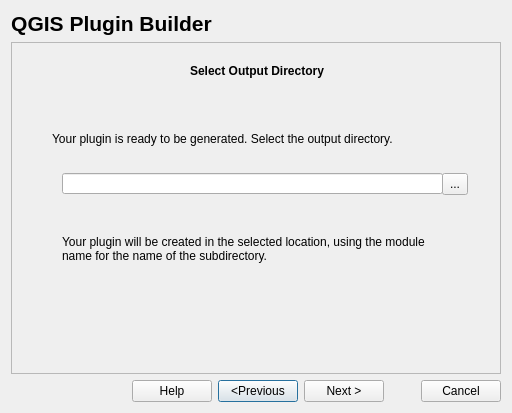
g-sherman/Qgis-Plugin-Builder, file plugin_builder_dialog_base.ui: the form before one commit.
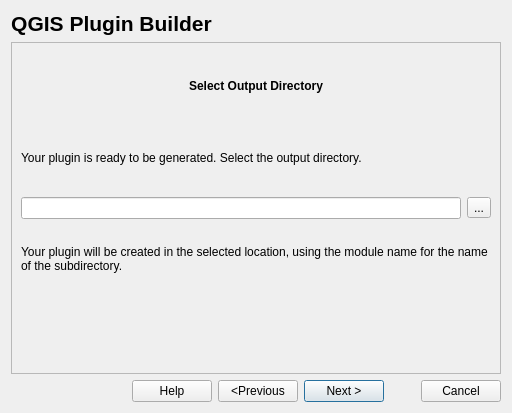
The form after the commit. The open tabs and pages were chosen to show the change.

Commit message:
Fix "select output directory" dialog
Should take care of #112

```diff
--- a/plugin_builder_dialog_base.ui
+++ b/plugin_builder_dialog_base.ui
@@ -17,6 +17,13 @@
    <bool>false</bool>
   </property>
   <layout class="QGridLayout" name="gridLayout">
+   <item row="2" column="2">
+    <widget class="QPushButton" name="next_button">
+     <property name="text">
+      <string>Next &gt;</string>
+     </property>
+    </widget>
+   </item>
    <item row="2" column="1">
     <widget class="QPushButton" name="prev_button">
      <property name="text">
@@ -24,6 +31,16 @@
      </property>
     </widget>
    </item>
+   <item row="2" column="0">
+    <widget class="QDialogButtonBox" name="button_box">
+     <property name="orientation">
+      <enum>Qt::Horizontal</enum>
+     </property>
+     <property name="standardButtons">
+      <set>QDialogButtonBox::Help</set>
+     </property>
+    </widget>
+   </item>
    <item row="0" column="0">
     <widget class="QLabel" name="title_label">
      <property name="text">
@@ -38,16 +55,6 @@
      </property>
     </widget>
    </item>
-   <item row="2" column="0">
-    <widget class="QDialogButtonBox" name="button_box">
-     <property name="orientation">
-      <enum>Qt::Horizontal</enum>
-     </property>
-     <property name="standardButtons">
-      <set>QDialogButtonBox::Help</set>
-     </property>
-    </widget>
-   </item>
    <item row="2" column="3">
     <widget class="QDialogButtonBox" name="button_box2">
      <property name="standardButtons">
@@ -55,13 +62,6 @@
      </property>
     </widget>
    </item>
-   <item row="2" column="2">
-    <widget class="QPushButton" name="next_button">
-     <property name="text">
-      <string>Next &gt;</string>
-     </property>
-    </widget>
-   </item>
    <item row="1" column="0" colspan="4">
     <widget class="QStackedWidget" name="stackedWidget">
      <property name="frameShape">
@@ -71,7 +71,7 @@
       <enum>QFrame::Sunken</enum>
      </property>
      <property name="currentIndex">
-      <number>0</number>
+      <number>5</number>
      </property>
      <widget class="QWidget" name="page0">
       <layout class="QGridLayout" name="gridLayout_3">
@@ -985,15 +985,9 @@
       <zorder>frame</zorder>
      </widget>
      <widget class="QWidget" name="page_4">
+      <layout class="QVBoxLayout" name="verticalLayout">
+       <item>
       <widget class="QLabel" name="output_directory_label">
-       <property name="geometry">
-        <rect>
-         <x>30</x>
-         <y>20</y>
-         <width>430</width>
-         <height>16</height>
-        </rect>
-       </property>
        <property name="font">
         <font>
          <weight>75</weight>
@@ -1007,15 +1001,9 @@
         <set>Qt::AlignCenter</set>
        </property>
       </widget>
+       </item>
+       <item>
       <widget class="QLabel" name="label">
-       <property name="geometry">
-        <rect>
-         <x>40</x>
-         <y>80</y>
-         <width>411</width>
-         <height>31</height>
-        </rect>
-       </property>
        <property name="text">
         <string>Your plugin is ready to be generated. Select the output directory.</string>
        </property>
@@ -1023,38 +1011,23 @@
         <bool>true</bool>
        </property>
       </widget>
-      <widget class="QLineEdit" name="output_directory">
-       <property name="geometry">
-        <rect>
-         <x>50</x>
-         <y>130</y>
-         <width>381</width>
-         <height>21</height>
-        </rect>
-       </property>
-      </widget>
+       </item>
+       <item>
+        <layout class="QHBoxLayout" name="horizontalLayout">
+         <item>
+          <widget class="QLineEdit" name="output_directory"/>
+         </item>
+         <item>
       <widget class="QToolButton" name="btn_select_output">
-       <property name="geometry">
-        <rect>
-         <x>430</x>
-         <y>130</y>
-         <width>26</width>
-         <height>22</height>
-        </rect>
-       </property>
        <property name="text">
         <string>...</string>
        </property>
       </widget>
+         </item>
+        </layout>
+       </item>
+       <item>
       <widget class="QLabel" name="label_2">
-       <property name="geometry">
-        <rect>
-         <x>50</x>
-         <y>180</y>
-         <width>391</width>
-         <height>51</height>
-        </rect>
-       </property>
        <property name="text">
         <string>Your plugin will be created in the selected location, using the module name for the name of the subdirectory.</string>
        </property>
@@ -1062,15 +1035,9 @@
         <bool>true</bool>
        </property>
       </widget>
+       </item>
+       <item>
       <widget class="QLabel" name="lbl_full_output_path">
-       <property name="geometry">
-        <rect>
-         <x>20</x>
-         <y>240</y>
-         <width>441</width>
-         <height>51</height>
-        </rect>
-       </property>
        <property name="text">
         <string/>
        </property>
@@ -1081,6 +1048,8 @@
         <bool>true</bool>
        </property>
       </widget>
+       </item>
+      </layout>
      </widget>
     </widget>
    </item>
```
Lines whose indentation alone changed are shown as unchanged.
